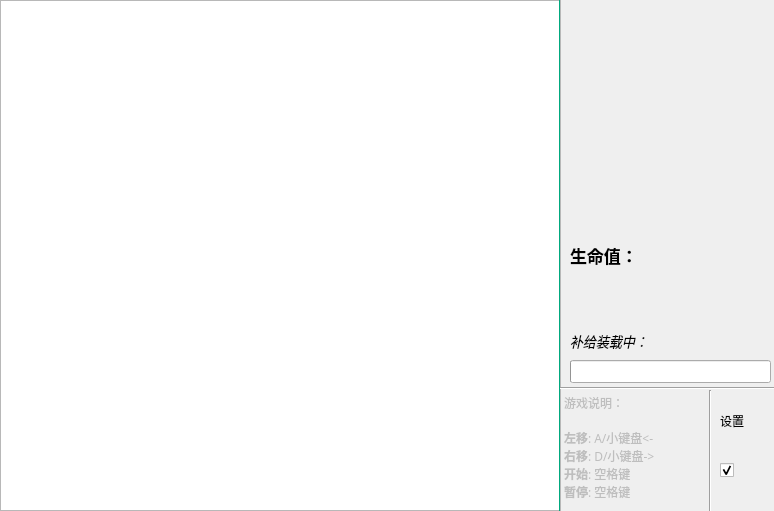
First picture: the form in gamewindow.ui, repository HyperMn/Block-Breaker, before the edit.
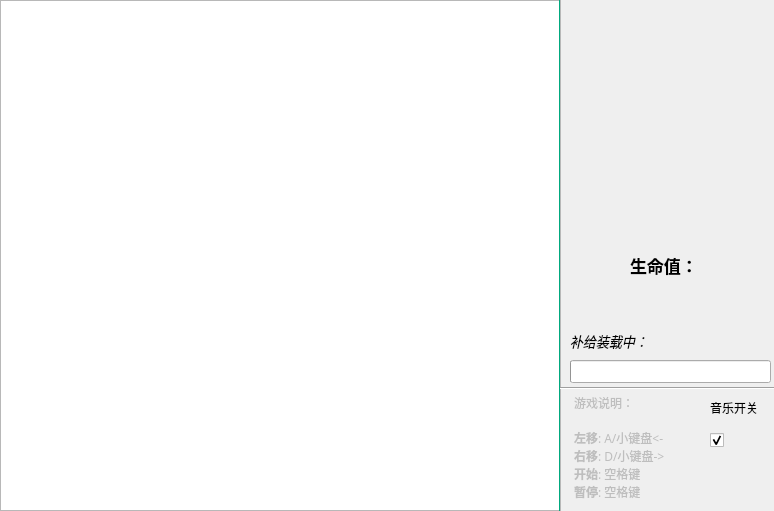
Second picture: the form after the edit. Icons and pictures are not drawn.

```diff
--- a/gamewindow.ui
+++ b/gamewindow.ui
@@ -61,7 +61,7 @@
    </property>
    <property name="geometry">
     <rect>
-     <x>560</x>
+     <x>570</x>
      <y>390</y>
      <width>151</width>
      <height>121</height>
@@ -144,8 +144,8 @@
   <widget class="QLabel" name="label">
    <property name="geometry">
     <rect>
-     <x>570</x>
-     <y>240</y>
+     <x>630</x>
+     <y>250</y>
      <width>101</width>
      <height>31</height>
     </rect>
@@ -196,24 +196,11 @@
     <string>补给装载中：</string>
    </property>
   </widget>
-  <widget class="Line" name="line_3">
-   <property name="geometry">
-    <rect>
-     <x>690</x>
-     <y>390</y>
-     <width>41</width>
-     <height>131</height>
-    </rect>
-   </property>
-   <property name="orientation">
-    <enum>Qt::Vertical</enum>
-   </property>
-  </widget>
   <widget class="QCheckBox" name="backgroundCheckBox">
    <property name="geometry">
     <rect>
-     <x>720</x>
-     <y>450</y>
+     <x>710</x>
+     <y>420</y>
      <width>51</width>
      <height>41</height>
     </rect>
@@ -238,19 +225,6 @@
     <bool>false</bool>
    </property>
   </widget>
-  <widget class="QLabel" name="label_3">
-   <property name="geometry">
-    <rect>
-     <x>720</x>
-     <y>400</y>
-     <width>41</width>
-     <height>41</height>
-    </rect>
-   </property>
-   <property name="text">
-    <string>设置</string>
-   </property>
-  </widget>
   <widget class="QWidget" name="layoutWidget">
    <property name="geometry">
     <rect>
@@ -287,138 +261,176 @@
     </item>
    </layout>
   </widget>
-  <widget class="QWidget" name="layoutWidget">
+  <widget class="QLabel" name="label_3">
+   <property name="geometry">
+    <rect>
+     <x>710</x>
+     <y>450</y>
+     <width>61</width>
+     <height>61</height>
+    </rect>
+   </property>
+   <property name="text">
+    <string>&lt;html&gt;&lt;head/&gt;&lt;body&gt;&lt;p&gt;&lt;img src=&quot;:/background/image/background/cr7.jpg&quot;/&gt;&lt;/p&gt;&lt;/body&gt;&lt;/html&gt;</string>
+   </property>
+  </widget>
+  <widget class="QLabel" name="label_4">
+   <property name="geometry">
+    <rect>
+     <x>710</x>
+     <y>400</y>
+     <width>72</width>
+     <height>15</height>
+    </rect>
+   </property>
+   <property name="text">
+    <string>音乐开关</string>
+   </property>
+  </widget>
+  <widget class="QTextEdit" name="score">
+   <property name="enabled">
+    <bool>false</bool>
+   </property>
+   <property name="geometry">
+    <rect>
+     <x>560</x>
+     <y>90</y>
+     <width>211</width>
+     <height>61</height>
+    </rect>
+   </property>
+   <property name="font">
+    <font>
+     <family>宋体</family>
+     <pointsize>14</pointsize>
+     <weight>75</weight>
+     <bold>true</bold>
+    </font>
+   </property>
+   <property name="styleSheet">
+    <string notr="true">background-color: rgba(255, 255, 255, 0);
+ 
+ 
+color: rgb(79, 77, 77);</string>
+   </property>
+   <property name="locale">
+    <locale language="English" country="UnitedStates"/>
+   </property>
+   <property name="frameShape">
+    <enum>QFrame::NoFrame</enum>
+   </property>
+   <property name="frameShadow">
+    <enum>QFrame::Raised</enum>
+   </property>
+   <property name="readOnly">
+    <bool>true</bool>
+   </property>
+   <property name="html">
+    <string>&lt;!DOCTYPE HTML PUBLIC &quot;-//W3C//DTD HTML 4.0//EN&quot; &quot;http://www.w3.org/TR/REC-html40/strict.dtd&quot;&gt;
+&lt;html&gt;&lt;head&gt;&lt;meta name=&quot;qrichtext&quot; content=&quot;1&quot; /&gt;&lt;style type=&quot;text/css&quot;&gt;
+p, li { white-space: pre-wrap; }
+&lt;/style&gt;&lt;/head&gt;&lt;body style=&quot; font-family:'宋体'; font-size:14pt; font-weight:600; font-style:normal;&quot;&gt;
+&lt;p style=&quot;-qt-paragraph-type:empty; margin-top:0px; margin-bottom:0px; margin-left:0px; margin-right:0px; -qt-block-indent:0; text-indent:0px; font-size:9pt; font-weight:400;&quot;&gt;&lt;br /&gt;&lt;/p&gt;&lt;/body&gt;&lt;/html&gt;</string>
+   </property>
+  </widget>
+  <widget class="QTextEdit" name="maxScore">
+   <property name="enabled">
+    <bool>false</bool>
+   </property>
    <property name="geometry">
     <rect>
      <x>570</x>
-     <y>10</y>
+     <y>170</y>
      <width>201</width>
-     <height>271</height>
+     <height>61</height>
     </rect>
    </property>
-   <layout class="QVBoxLayout" name="verticalLayout">
-    <item>
-     <widget class="QTextEdit" name="level">
-      <property name="enabled">
-       <bool>false</bool>
-      </property>
-      <property name="font">
-       <font>
-        <family>宋体</family>
-        <pointsize>18</pointsize>
-        <weight>75</weight>
-        <bold>true</bold>
-       </font>
-      </property>
-      <property name="styleSheet">
-       <string notr="true">background-color: rgba(255, 255, 255, 0);
+   <property name="font">
+    <font>
+     <family>宋体</family>
+     <pointsize>14</pointsize>
+     <weight>75</weight>
+     <bold>true</bold>
+    </font>
+   </property>
+   <property name="styleSheet">
+    <string notr="true">background-color: rgba(255, 255, 255, 0);
+ 
+ 
+color: rgb(79, 77, 77);</string>
+   </property>
+   <property name="locale">
+    <locale language="English" country="UnitedStates"/>
+   </property>
+   <property name="frameShape">
+    <enum>QFrame::NoFrame</enum>
+   </property>
+   <property name="frameShadow">
+    <enum>QFrame::Raised</enum>
+   </property>
+   <property name="readOnly">
+    <bool>true</bool>
+   </property>
+   <property name="html">
+    <string>&lt;!DOCTYPE HTML PUBLIC &quot;-//W3C//DTD HTML 4.0//EN&quot; &quot;http://www.w3.org/TR/REC-html40/strict.dtd&quot;&gt;
+&lt;html&gt;&lt;head&gt;&lt;meta name=&quot;qrichtext&quot; content=&quot;1&quot; /&gt;&lt;style type=&quot;text/css&quot;&gt;
+p, li { white-space: pre-wrap; }
+&lt;/style&gt;&lt;/head&gt;&lt;body style=&quot; font-family:'宋体'; font-size:14pt; font-weight:600; font-style:normal;&quot;&gt;
+&lt;p style=&quot;-qt-paragraph-type:empty; margin-top:0px; margin-bottom:0px; margin-left:0px; margin-right:0px; -qt-block-indent:0; text-indent:0px; font-size:9pt; font-weight:400;&quot;&gt;&lt;br /&gt;&lt;/p&gt;&lt;/body&gt;&lt;/html&gt;</string>
+   </property>
+  </widget>
+  <widget class="QTextEdit" name="level">
+   <property name="enabled">
+    <bool>false</bool>
+   </property>
+   <property name="geometry">
+    <rect>
+     <x>560</x>
+     <y>0</y>
+     <width>211</width>
+     <height>71</height>
+    </rect>
+   </property>
+   <property name="minimumSize">
+    <size>
+     <width>199</width>
+     <height>0</height>
+    </size>
+   </property>
+   <property name="font">
+    <font>
+     <family>宋体</family>
+     <pointsize>18</pointsize>
+     <weight>75</weight>
+     <bold>true</bold>
+    </font>
+   </property>
+   <property name="styleSheet">
+    <string notr="true">background-color: rgba(255, 255, 255, 0);
  
  
  
 color: rgb(0, 255, 0);</string>
-      </property>
-      <property name="locale">
-       <locale language="English" country="UnitedStates"/>
-      </property>
-      <property name="frameShape">
-       <enum>QFrame::NoFrame</enum>
-      </property>
-      <property name="frameShadow">
-       <enum>QFrame::Raised</enum>
-      </property>
-      <property name="readOnly">
-       <bool>true</bool>
-      </property>
-      <property name="html">
-       <string>&lt;!DOCTYPE HTML PUBLIC &quot;-//W3C//DTD HTML 4.0//EN&quot; &quot;http://www.w3.org/TR/REC-html40/strict.dtd&quot;&gt;
+   </property>
+   <property name="locale">
+    <locale language="English" country="UnitedStates"/>
+   </property>
+   <property name="frameShape">
+    <enum>QFrame::NoFrame</enum>
+   </property>
+   <property name="frameShadow">
+    <enum>QFrame::Raised</enum>
+   </property>
+   <property name="readOnly">
+    <bool>true</bool>
+   </property>
+   <property name="html">
+    <string>&lt;!DOCTYPE HTML PUBLIC &quot;-//W3C//DTD HTML 4.0//EN&quot; &quot;http://www.w3.org/TR/REC-html40/strict.dtd&quot;&gt;
 &lt;html&gt;&lt;head&gt;&lt;meta name=&quot;qrichtext&quot; content=&quot;1&quot; /&gt;&lt;style type=&quot;text/css&quot;&gt;
 p, li { white-space: pre-wrap; }
 &lt;/style&gt;&lt;/head&gt;&lt;body style=&quot; font-family:'宋体'; font-size:18pt; font-weight:600; font-style:normal;&quot;&gt;
 &lt;p style=&quot;-qt-paragraph-type:empty; margin-top:0px; margin-bottom:0px; margin-left:0px; margin-right:0px; -qt-block-indent:0; text-indent:0px; font-size:9pt; font-weight:400;&quot;&gt;&lt;br /&gt;&lt;/p&gt;&lt;/body&gt;&lt;/html&gt;</string>
-      </property>
-     </widget>
-    </item>
-    <item>
-     <widget class="QTextEdit" name="score">
-      <property name="enabled">
-       <bool>false</bool>
-      </property>
-      <property name="font">
-       <font>
-        <family>宋体</family>
-        <pointsize>14</pointsize>
-        <weight>75</weight>
-        <bold>true</bold>
-       </font>
-      </property>
-      <property name="styleSheet">
-       <string notr="true">background-color: rgba(255, 255, 255, 0);
- 
- 
-color: rgb(79, 77, 77);</string>
-      </property>
-      <property name="locale">
-       <locale language="English" country="UnitedStates"/>
-      </property>
-      <property name="frameShape">
-       <enum>QFrame::NoFrame</enum>
-      </property>
-      <property name="frameShadow">
-       <enum>QFrame::Raised</enum>
-      </property>
-      <property name="readOnly">
-       <bool>true</bool>
-      </property>
-      <property name="html">
-       <string>&lt;!DOCTYPE HTML PUBLIC &quot;-//W3C//DTD HTML 4.0//EN&quot; &quot;http://www.w3.org/TR/REC-html40/strict.dtd&quot;&gt;
-&lt;html&gt;&lt;head&gt;&lt;meta name=&quot;qrichtext&quot; content=&quot;1&quot; /&gt;&lt;style type=&quot;text/css&quot;&gt;
-p, li { white-space: pre-wrap; }
-&lt;/style&gt;&lt;/head&gt;&lt;body style=&quot; font-family:'宋体'; font-size:14pt; font-weight:600; font-style:normal;&quot;&gt;
-&lt;p style=&quot;-qt-paragraph-type:empty; margin-top:0px; margin-bottom:0px; margin-left:0px; margin-right:0px; -qt-block-indent:0; text-indent:0px; font-size:9pt; font-weight:400;&quot;&gt;&lt;br /&gt;&lt;/p&gt;&lt;/body&gt;&lt;/html&gt;</string>
-      </property>
-     </widget>
-    </item>
-    <item>
-     <widget class="QTextEdit" name="maxScore">
-      <property name="enabled">
-       <bool>false</bool>
-      </property>
-      <property name="font">
-       <font>
-        <family>宋体</family>
-        <pointsize>14</pointsize>
-        <weight>75</weight>
-        <bold>true</bold>
-       </font>
-      </property>
-      <property name="styleSheet">
-       <string notr="true">background-color: rgba(255, 255, 255, 0);
- 
- 
-color: rgb(79, 77, 77);</string>
-      </property>
-      <property name="locale">
-       <locale language="English" country="UnitedStates"/>
-      </property>
-      <property name="frameShape">
-       <enum>QFrame::NoFrame</enum>
-      </property>
-      <property name="frameShadow">
-       <enum>QFrame::Raised</enum>
-      </property>
-      <property name="readOnly">
-       <bool>true</bool>
-      </property>
-      <property name="html">
-       <string>&lt;!DOCTYPE HTML PUBLIC &quot;-//W3C//DTD HTML 4.0//EN&quot; &quot;http://www.w3.org/TR/REC-html40/strict.dtd&quot;&gt;
-&lt;html&gt;&lt;head&gt;&lt;meta name=&quot;qrichtext&quot; content=&quot;1&quot; /&gt;&lt;style type=&quot;text/css&quot;&gt;
-p, li { white-space: pre-wrap; }
-&lt;/style&gt;&lt;/head&gt;&lt;body style=&quot; font-family:'宋体'; font-size:14pt; font-weight:600; font-style:normal;&quot;&gt;
-&lt;p style=&quot;-qt-paragraph-type:empty; margin-top:0px; margin-bottom:0px; margin-left:0px; margin-right:0px; -qt-block-indent:0; text-indent:0px; font-size:9pt; font-weight:400;&quot;&gt;&lt;br /&gt;&lt;/p&gt;&lt;/body&gt;&lt;/html&gt;</string>
-      </property>
-     </widget>
-    </item>
-   </layout>
+   </property>
   </widget>
  </widget>
  <resources>
```
Left out of the diff: 2 changed lines with no effect on the pictures.
